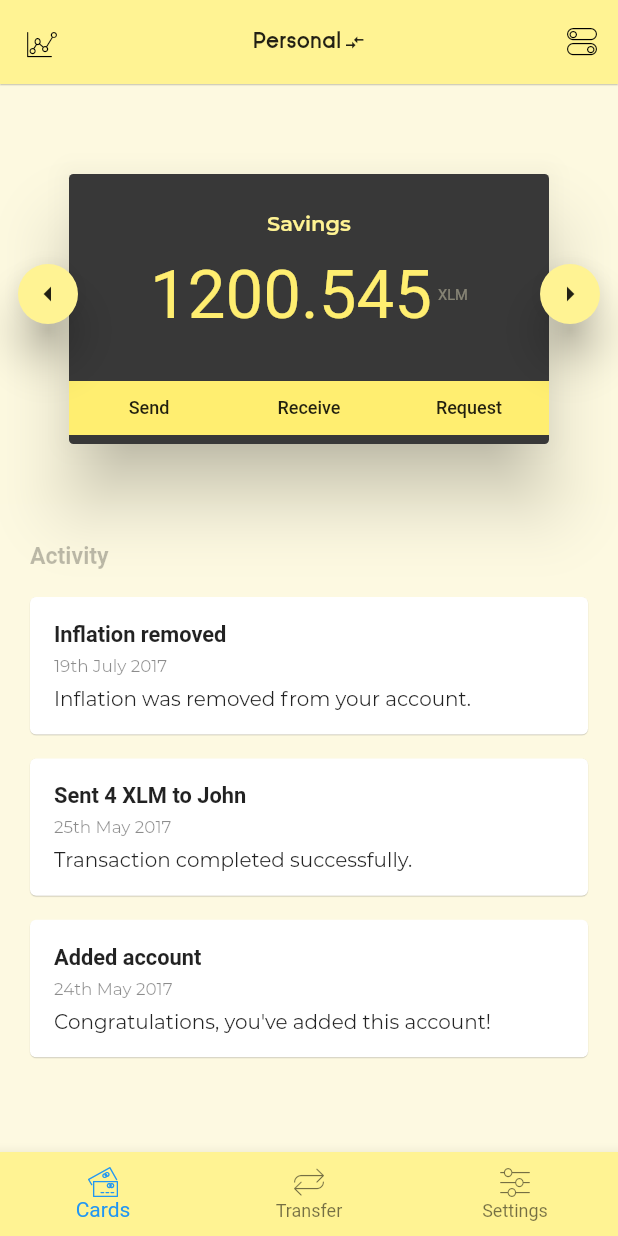
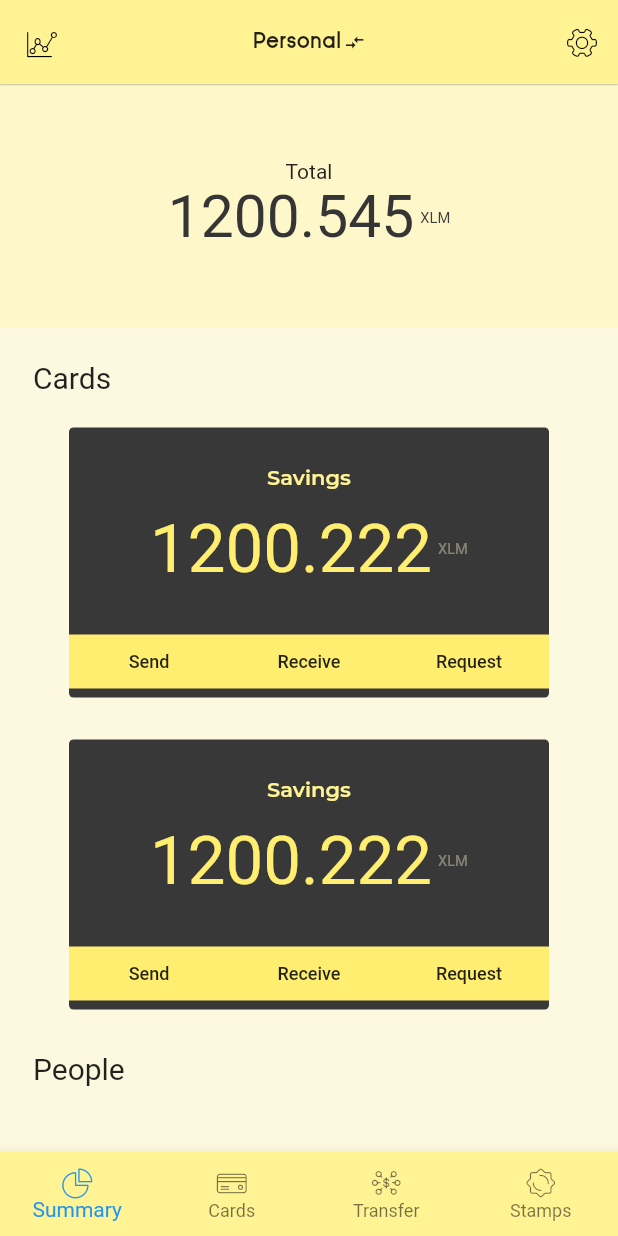
Before and after one commit to terl/tholin, a Flutter app: the screen it shows after launch, on a phone screen of 412 x 824 dp. Run offline on Flutter 3.47's test engine with Material 2 defaults, Android fonts, the phone set to English and light mode, and no system bars; project files that could hold a hidden picture were left out.

Commit message:
Added summary page

```diff
--- a/lib/cards_page.dart
+++ b/lib/cards_page.dart
@@ -7,6 +7,7 @@
  */
 
 import 'package:flutter/material.dart';
+import 'package:tholin/components/tholin_card.dart';
 import 'theme.dart';
 import 'package:tholin/flat_btn.dart';
 import 'package:tholin/slim_icons.dart';
@@ -32,38 +33,6 @@ class CardsPage extends StatefulWidget {
 class _CardsPageState extends State<CardsPage> {
   _sendPress() {}
 
-  _buildTotal() {
-    return new Row(
-      mainAxisSize: MainAxisSize.min,
-      crossAxisAlignment: CrossAxisAlignment.center,
-      mainAxisAlignment: MainAxisAlignment.center,
-      children: <Widget>[
-        Text("1200.545", textScaleFactor: 3.2, style: TextStyle(color: MainTheme.primary[300])),
-        Container(width: 4.0),
-        Text("XLM",
-            style: TextStyle(color: MainTheme.primaryLight[100], wordSpacing: 4.0),
-            textScaleFactor: 0.7)
-      ],
-    );
-  }
-
-  _buildCardName() {
-    return new Row(
-      mainAxisSize: MainAxisSize.max,
-      crossAxisAlignment: CrossAxisAlignment.center,
-      mainAxisAlignment: MainAxisAlignment.center,
-      children: <Widget>[
-        Text("Savings",
-            textAlign: TextAlign.center,
-            style: TextStyle(
-                color: MainTheme.primary[200],
-                fontSize: 14.0,
-                fontFamily: "Montserrat",
-                fontWeight: FontWeight.bold)),
-      ],
-    );
-  }
-
   _buildIconButton(IconData ico) {
     return FloatingActionButton(
         mini: true,
@@ -87,52 +56,12 @@ class _CardsPageState extends State<CardsPage> {
     );
   }
 
-  _buildButtonForBar(String text) {
-    return
-      Expanded(
-          child: DullFlatButton(
-            c: MainTheme.primary[300],
-            shape: RoundedRectangleBorder(borderRadius: BorderRadius.all(Radius.circular(0.0))),
-            child: Text(text, style: TextStyle(fontSize: 12.0, color: Colors.black87)),
-            onPressed: _sendPress
-          )
-      );
-  }
-
-  _buildButtonBar() {
-    return new Row(
-      mainAxisAlignment: MainAxisAlignment.spaceBetween,
-      mainAxisSize: MainAxisSize.max,
-      children: <Widget>[
-        _buildButtonForBar("Send"),
-        _buildButtonForBar("Receive"),
-        _buildButtonForBar("Request"),
-      ],
-    );
-  }
 
   _buildCard() {
-    const padding = EdgeInsets.only(top: 60.0, left: 32.0, right: 32.0, bottom: 40.0);
     return new Stack(
         alignment: AlignmentDirectional.center,
         children: [
-          new Card(
-            shape: RoundedRectangleBorder(borderRadius: BorderRadius.all(Radius.circular(3.0))),
-            elevation: 20.0,
-            color: MainTheme.black[200],
-            margin: padding,
-            child: Container(
-              width: 320.0,
-              height: 180.0,
-              padding: EdgeInsets.only(top: 24.0, left: 0.0, right: 0.0, bottom: 0.0),
-              child: Column(mainAxisSize: MainAxisSize.min, children: [
-                _buildCardName(),
-                new Flexible(child: _buildTotal()),
-                Container(height: 12.0),
-                _buildButtonBar(),
-              ]),
-            )
-          ),
+          TholinCard("Savings", "1200.224", EdgeInsets.only(top: 60.0, left: 32.0, right: 32.0, bottom: 40.0), 20.0),
           _buildLeftRightBtns(),
         ]
     );
--- /dev/null
+++ b/lib/components/heading.dart
@@ -0,0 +1,32 @@
+/*
+ * Copyright (c) Terl Tech Ltd • 15/07/18 10:49 • goterl.com
+ *
+ * This Source Code Form is subject to the terms of the Mozilla Public
+ * License, v2.0. If a copy of the MPL was not distributed with this
+ * file, you can obtain one at http://mozilla.org/MPL/2.0/.
+ */
+
+
+import 'package:flutter/widgets.dart';
+
+class Heading extends StatelessWidget {
+
+  final String text;
+  final EdgeInsetsGeometry padding;
+
+  Heading({this.text, this.padding: EdgeInsets.zero}) {
+
+  }
+
+  Widget build(context) {
+    return Container(
+      padding: padding,
+      child: Text(
+        text,
+        style: new TextStyle(fontSize: 20.0),
+      ),
+    );
+  }
+
+
+}
--- /dev/null
+++ b/lib/components/tholin_card.dart
@@ -0,0 +1,104 @@
+/*
+ * Copyright (c) Terl Tech Ltd • 15/07/18 11:18 • goterl.com
+ *
+ * This Source Code Form is subject to the terms of the Mozilla Public
+ * License, v2.0. If a copy of the MPL was not distributed with this
+ * file, you can obtain one at http://mozilla.org/MPL/2.0/.
+ */
+
+
+
+import 'package:flutter/material.dart';
+import 'package:flutter/widgets.dart';
+import 'package:tholin/flat_btn.dart';
+import 'package:tholin/theme.dart';
+
+class TholinCard extends StatelessWidget {
+
+  final String name;
+  final String total;
+  final EdgeInsetsGeometry margin;
+  final double elevation;
+
+  TholinCard(this.name, this.total, this.margin, this.elevation);
+
+  _sendPress() {}
+
+  _buildCardName() {
+    return new Row(
+      mainAxisSize: MainAxisSize.max,
+      crossAxisAlignment: CrossAxisAlignment.center,
+      mainAxisAlignment: MainAxisAlignment.center,
+      children: <Widget>[
+        Text(name,
+            textAlign: TextAlign.center,
+            style: TextStyle(
+                color: MainTheme.primary[200],
+                fontSize: 14.0,
+                fontFamily: "Montserrat",
+                fontWeight: FontWeight.bold)),
+      ],
+    );
+  }
+
+  _buildTotal() {
+    return new Row(
+      mainAxisSize: MainAxisSize.min,
+      crossAxisAlignment: CrossAxisAlignment.center,
+      mainAxisAlignment: MainAxisAlignment.center,
+      children: <Widget>[
+        Text(total, textScaleFactor: 3.2, style: TextStyle(color: MainTheme.primary[300])),
+        Container(width: 4.0),
+        Text("XLM",
+            style: TextStyle(color: MainTheme.primaryLight[100], wordSpacing: 4.0),
+            textScaleFactor: 0.7)
+      ],
+    );
+  }
+
+  _buildButtonForBar(String text) {
+    return
+      Expanded(
+          child: DullFlatButton(
+              c: MainTheme.primary[300],
+              shape: RoundedRectangleBorder(borderRadius: BorderRadius.all(Radius.circular(0.0))),
+              child: Text(text, style: TextStyle(fontSize: 12.0, color: Colors.black87)),
+              onPressed: _sendPress
+          )
+      );
+  }
+
+  _buildButtonBar() {
+    return new Row(
+      mainAxisAlignment: MainAxisAlignment.spaceBetween,
+      mainAxisSize: MainAxisSize.max,
+      children: <Widget>[
+        _buildButtonForBar("Send"),
+        _buildButtonForBar("Receive"),
+        _buildButtonForBar("Request"),
+      ],
+    );
+  }
+
+  Widget build(context) {
+    return Card(
+        shape: RoundedRectangleBorder(borderRadius: BorderRadius.all(Radius.circular(3.0))),
+        elevation: elevation,
+        color: MainTheme.black[200],
+        margin: margin,
+        child: Container(
+          width: 320.0,
+          height: 180.0,
+          padding: EdgeInsets.only(top: 24.0, left: 0.0, right: 0.0, bottom: 0.0),
+          child: Column(mainAxisSize: MainAxisSize.min, children: [
+            _buildCardName(),
+            new Flexible(child: _buildTotal()),
+            Container(height: 12.0),
+            _buildButtonBar(),
+          ]),
+        )
+    );
+  }
+
+
+}
--- a/lib/main.dart
+++ b/lib/main.dart
@@ -8,6 +8,7 @@
 
 import 'package:flutter/material.dart';
 import 'package:tholin/slim_icons.dart';
+import 'package:tholin/summary_page.dart';
 import 'theme.dart';
 import 'cards_page.dart';
 import 'transfer_page.dart';
@@ -19,7 +20,7 @@ class MyApp extends StatelessWidget {
   @override
   Widget build(BuildContext context) {
     return MaterialApp(
-      title: 'Flutter Demo',
+      title: 'Tholin',
       debugShowCheckedModeBanner: false,
       theme: ThemeData(
           fontFamily: "Ginora Sans",
@@ -75,8 +76,7 @@ class _MainPageState extends State<MainPage> {
   _buildNavItem(String text, IconData icon) {
     return BottomNavigationBarItem(
       icon: new Icon(icon, size: 20.0),
-      title: new Text(text,
-          style: TextStyle(height: 1.3, fontWeight: FontWeight.bold)),
+      title: new Text(text, style: TextStyle(height: 1.3, fontSize: 14.0, fontWeight: FontWeight.bold)),
     );
   }
 
@@ -86,14 +86,11 @@ class _MainPageState extends State<MainPage> {
       elevation: 0.4,
       centerTitle: true,
       leading: IconButton(
-          padding:
-              EdgeInsets.only(left: 8.0, top: 12.0, right: 8.0, bottom: 8.0),
-          icon:
-              Icon(MarketingIcons.lineGraph, color: Colors.black, size: 20.0)),
+          padding: EdgeInsets.only(left: 8.0, top: 12.0, right: 8.0, bottom: 8.0),
+          icon: Icon(MarketingIcons.slimLineGraph, color: Colors.black, size: 20.0)),
       actions: [
         IconButton(
-            icon:
-                Icon(UIIcons.toggleSwitches, color: Colors.black, size: 20.0)),
+            icon: Icon(BasicIcons.gear, color: Colors.black, size: 20.0)),
       ],
       title: new Theme(
         isMaterialAppTheme: true,
@@ -129,9 +126,10 @@ class _MainPageState extends State<MainPage> {
             currentIndex: _screen,
             onTap: (v) => this._changeScreen(v),
             items: [
-              _buildNavItem("Cards", EcommerceIcons.cards),
-              _buildNavItem("Transfer", ArrowIcons.transfer),
-              _buildNavItem("Settings", UIIcons.settings3),
+              _buildNavItem("Summary", Charts.pieChart1),
+              _buildNavItem("Cards", BasicIcons.creditCard1),
+              _buildNavItem("Transfer", BusinessFinance.moneyNetwork),
+              _buildNavItem("Stamps", BadgesIcons.awardStamp),
             ],
           ),
         ),
@@ -140,6 +138,7 @@ class _MainPageState extends State<MainPage> {
             onPageChanged: _changedScreen,
             controller: _controller,
             children: [
+              SummaryPage(),
               CardsPage(),
               TransferPage(),
               TransferPage(),
--- a/lib/slim_icons.dart
+++ b/lib/slim_icons.dart
@@ -9,45 +9,63 @@
 
 import 'package:flutter/widgets.dart';
 
-class UIIcons {
-  UIIcons._();
-
-  /// <p><i class="material-icons md-36">360</i> &#x2014; material icon named "360".</p>
-  static const IconData account = const IconData(0x0033, fontFamily: 'UI');
-  static const IconData toggleSwitches = const IconData(0x0057, fontFamily: 'UI');
-  static const IconData settings3 = const IconData(0x0030, fontFamily: 'UI');
-
-}
-
 class MarketingIcons {
   MarketingIcons._();
-
-  /// <p><i class="material-icons md-36">360</i> &#x2014; material icon named "360".</p>
-  static const IconData lineGraph = const IconData(0x0064, fontFamily: 'Marketing');
-
+  static const IconData slimLineGraph = const IconData(0x0064, fontFamily: 'Marketing');
 }
 
 class EcommerceIcons {
   EcommerceIcons._();
-
-  /// <p><i class="material-icons md-36">360</i> &#x2014; material icon named "360".</p>
-  static const IconData cards = const IconData(0x0062, fontFamily: 'Ecommerce');
-
+  static const IconData slimCards = const IconData(0x0062, fontFamily: 'Ecommerce');
 }
 
-class FinanceIcons {
-  FinanceIcons._();
+class ArrowIcons {
+  ArrowIcons._();
+  static const IconData slimTransfer = const IconData(0x0037, fontFamily: 'Arrows');
+}
 
-  /// <p><i class="material-icons md-36">360</i> &#x2014; material icon named "360".</p>
-  static const IconData wallet = const IconData(0x0031, fontFamily: 'Finance');
+class BadgesIcons {
+  BadgesIcons._();
+  static const IconData slimStamp = const IconData(0x0076, fontFamily: 'Badges');
+  static const IconData awardStamp = const IconData(0xe933, fontFamily: 'Ico54v2');
+}
+
+
+class Icons54Icons {
+  Icons54Icons._();
+
+  static const IconData creditCard1 = const IconData(0xE9E4, fontFamily: 'Ico54v4');
 
 }
 
 
-class ArrowIcons {
-  ArrowIcons._();
+class BasicIcons {
+  BasicIcons._();
 
-  /// <p><i class="material-icons md-36">360</i> &#x2014; material icon named "360".</p>
-  static const IconData transfer = const IconData(0x0037, fontFamily: 'Arrows');
+  static const IconData creditCard1 = const IconData(0xE9E4, fontFamily: 'Ico54v4');
+
+  static const IconData slimAccount = const IconData(0x0033, fontFamily: 'UI');
+  static const IconData slimToggleSwitches = const IconData(0x0057, fontFamily: 'UI');
+  static const IconData slimSettings3 = const IconData(0x0030, fontFamily: 'UI');
+
+  static const IconData gear = const IconData(0xecab, fontFamily: 'Ico54v1');
 
 }
+
+
+class Charts {
+  Charts._();
+
+  static const IconData pieChart1 = const IconData(0xeb81, fontFamily: 'Ico54v4');
+  static const IconData pieChart2 = const IconData(0xeb80, fontFamily: 'Ico54v4');
+
+}
+
+class BusinessFinance {
+  BusinessFinance._();
+
+  static const IconData moneyNetwork = const IconData(0xee09, fontFamily: 'Ico54v1');
+
+  static const IconData slimWallet = const IconData(0x0031, fontFamily: 'Finance');
+
+}
--- /dev/null
+++ b/lib/summary_page.dart
@@ -0,0 +1,129 @@
+/*
+ * Copyright (c) Terl Tech Ltd • 14/07/18 17:29 • goterl.com
+ *
+ * This Source Code Form is subject to the terms of the Mozilla Public
+ * License, v2.0. If a copy of the MPL was not distributed with this
+ * file, you can obtain one at http://mozilla.org/MPL/2.0/.
+ */
+
+import 'package:flutter/material.dart';
+import 'package:tholin/components/heading.dart';
+import 'package:tholin/components/tholin_card.dart';
+import 'theme.dart';
+import 'package:tholin/flat_btn.dart';
+import 'package:tholin/slim_icons.dart';
+
+class SummaryPage extends StatefulWidget {
+  SummaryPage({Key key, this.title}) : super(key: key);
+
+  // This widget is the home page of your application. It is stateful, meaning
+  // that it has a State object (defined below) that contains fields that affect
+  // how it looks.
+
+  // This class is the configuration for the state. It holds the values (in this
+  // case the title) provided by the parent (in this case the App widget) and
+  // used by the build method of the State. Fields in a Widget subclass are
+  // always marked "final".
+
+  final String title;
+
+  @override
+  _SummaryPageState createState() => _SummaryPageState();
+}
+
+class _SummaryPageState extends State<SummaryPage>
+    with TickerProviderStateMixin {
+  TabController _controller;
+
+  @override
+  void initState() {
+    _controller = new TabController(length: 3, vsync: this);
+  }
+
+  _buildTopRow() {
+    return new Container(
+      color: MainTheme.primaryLight[300],
+      padding: EdgeInsets.all(50.0),
+      child: Column(
+        children: <Widget>[Text("Total"), _buildTotal()],
+      ),
+    );
+  }
+
+  _buildTotal() {
+    return new Column(
+        mainAxisSize: MainAxisSize.min,
+        crossAxisAlignment: CrossAxisAlignment.start,
+        mainAxisAlignment: MainAxisAlignment.start,
+        children: [
+          new Row(
+              mainAxisSize: MainAxisSize.max,
+              crossAxisAlignment: CrossAxisAlignment.center,
+              mainAxisAlignment: MainAxisAlignment.center,
+              children: <Widget>[
+                Text("1200.545",
+                    textScaleFactor: 2.8,
+                    style: TextStyle(color: MainTheme.black[300])),
+                Container(width: 4.0),
+                Text("XLM",
+                    style: TextStyle(
+                        color: MainTheme.black[100], wordSpacing: 4.0),
+                    textScaleFactor: 0.7)
+              ]),
+        ]);
+  }
+
+  _buildCards() {
+    return Row(
+      mainAxisSize: MainAxisSize.max,
+      crossAxisAlignment: CrossAxisAlignment.start,
+      mainAxisAlignment: MainAxisAlignment.start,
+      children: <Widget>[
+        Heading(text: "Cards")
+      ],
+    );
+  }
+
+  _buildPeople() {
+    return Row(
+      mainAxisSize: MainAxisSize.max,
+      crossAxisAlignment: CrossAxisAlignment.start,
+      mainAxisAlignment: MainAxisAlignment.start,
+      children: <Widget>[
+        Heading(text: "People")
+      ],
+    );
+  }
+
+
+
+  _buildBody() {
+    return new ListView(
+        children: [
+          Container(
+            child: _buildTopRow(),
+          ),
+          Container(
+            padding: EdgeInsets.all(22.0),
+            child: Column(
+                children: [
+                  _buildCards(),
+                  Container(height: 8.0),
+                  TholinCard("Savings", "1200.222", EdgeInsets.only(left: 0.0, right: 0.0, top: 14.0, bottom: 14.0), 0.0),
+                  TholinCard("Savings", "1200.222", EdgeInsets.only(left: 0.0, right: 0.0, top: 14.0, bottom: 14.0), 0.0),
+                  Container(height: 14.0),
+                  _buildPeople()
+                ]
+            ),
+          )
+        ]);
+  }
+
+  @override
+  Widget build(BuildContext context) {
+    return Scaffold(
+      backgroundColor: MainTheme.primaryLight[200],
+      body: _buildBody(),
+    );
+  }
+}
```
Also changed, not shown: pubspec.yaml (+27 -0 lines), assets/fonts/icons/badges-symbols.ttf (added), assets/fonts/icons54/icons54v1.ttf (added), assets/fonts/icons54/icons54v2.ttf (added), assets/fonts/icons54/icons54v3.ttf (added), assets/fonts/icons54/icons54v4.ttf (added), assets/logos/tholinite_app.png (added), assets/logos/tholinite_color.png (added), pubspec.lock, 22 other files.
